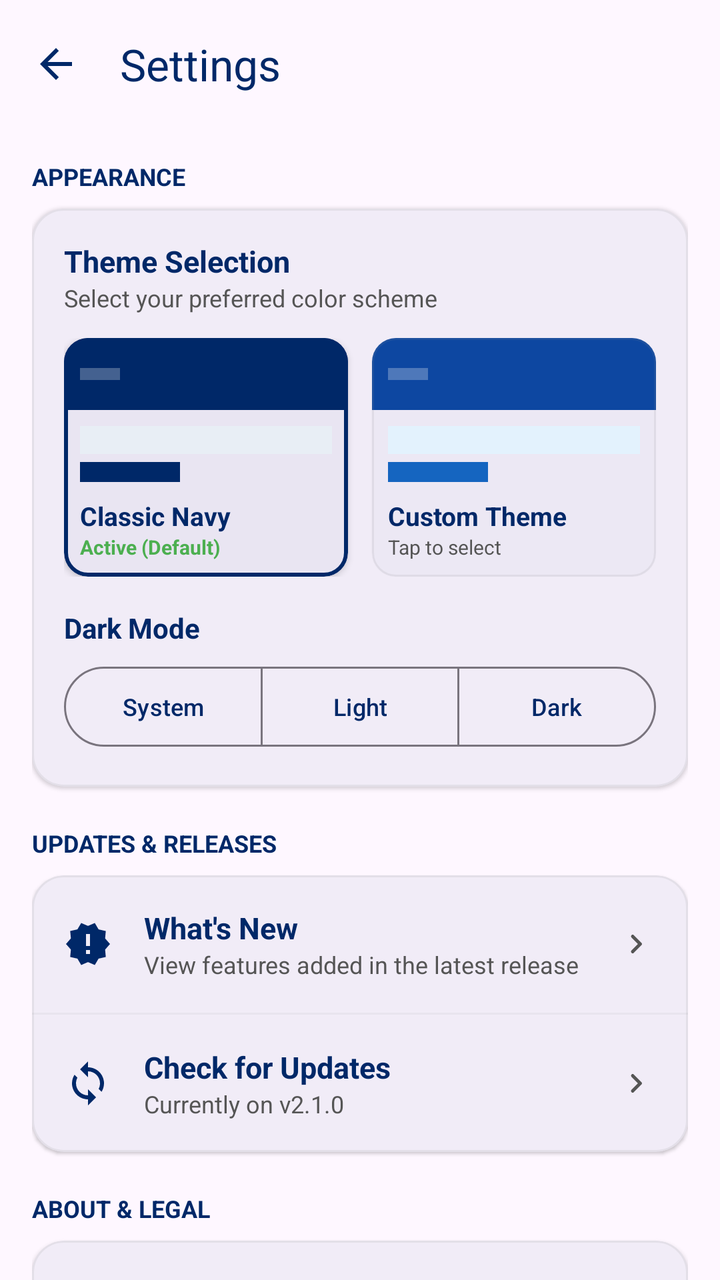
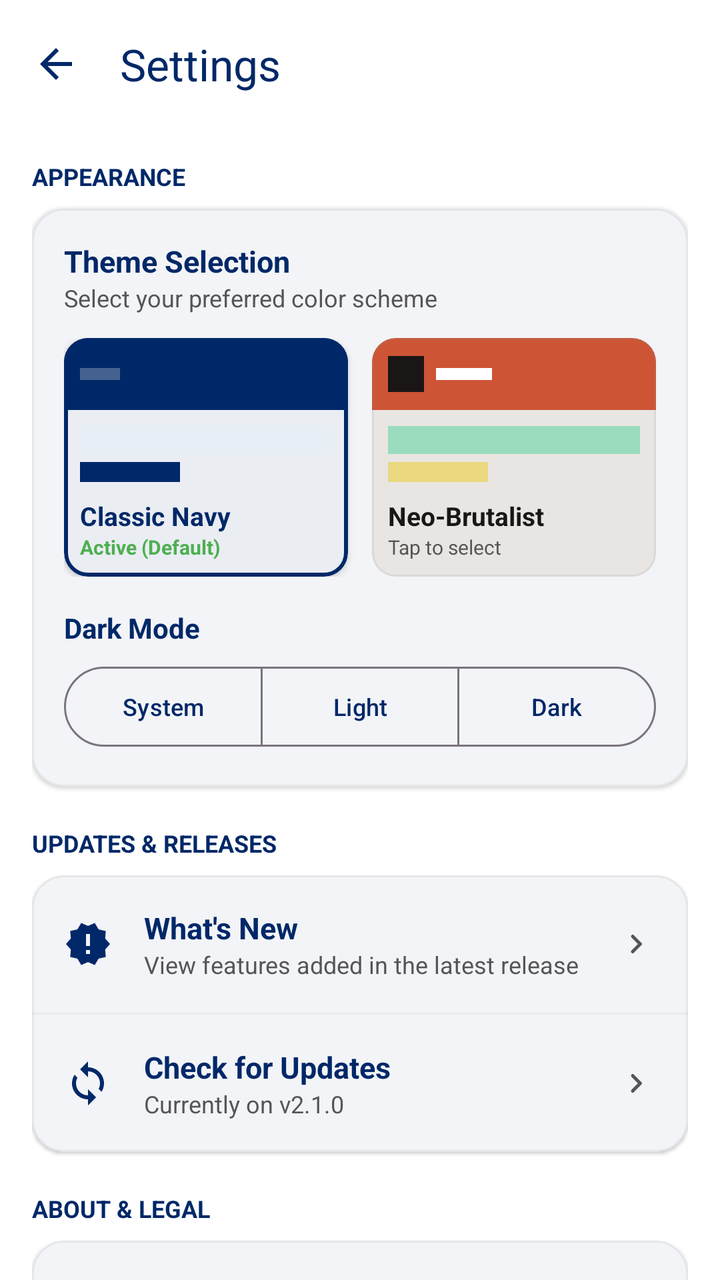

The first picture is an Android layout as it rendered before a commit; the second is the same layout after the commit. The layout source and the unified diff follow.
<!-- AndroidManifest.xml: application theme Theme.Rlogin -->
<!-- res/layout/activity_settings.xml -->
<?xml version="1.0" encoding="utf-8"?>
<LinearLayout xmlns:android="http://schemas.android.com/apk/res/android"
    xmlns:app="http://schemas.android.com/apk/res-auto"
    android:layout_width="match_parent"
    android:layout_height="match_parent"
    android:orientation="vertical"
    android:fitsSystemWindows="true"
    android:background="?attr/colorSurface">

    <com.google.android.material.appbar.MaterialToolbar
        android:id="@+id/toolbar"
        android:layout_width="match_parent"
        android:layout_height="?attr/actionBarSize"
        app:title="Settings"
        app:titleTextColor="?attr/colorOnSurface"
        app:navigationIcon="@drawable/ic_arrow_back"
        app:navigationIconTint="?attr/colorOnSurface"
        app:navigationContentDescription="Back" />

    <androidx.core.widget.NestedScrollView
        android:layout_width="match_parent"
        android:layout_height="0dp"
        android:layout_weight="1"
        android:fillViewport="true">

        <LinearLayout
            android:layout_width="match_parent"
            android:layout_height="wrap_content"
            android:orientation="vertical"
            android:padding="16dp">

            
            <TextView
                android:layout_width="wrap_content"
                android:layout_height="wrap_content"
                android:text="Appearance"
                android:textAllCaps="true"
                android:textColor="?attr/colorPrimary"
                android:textSize="12sp"
                android:textStyle="bold"
                android:layout_marginBottom="8dp" />

            <com.google.android.material.card.MaterialCardView
                android:layout_width="match_parent"
                android:layout_height="wrap_content"
                app:cardCornerRadius="16dp"
                app:cardElevation="1dp"
                app:strokeWidth="1dp"
                app:strokeColor="#22888888"
                android:layout_marginBottom="20dp">

                <LinearLayout
                    android:layout_width="match_parent"
                    android:layout_height="wrap_content"
                    android:orientation="vertical"
                    android:padding="16dp">

                    <TextView
                        android:layout_width="wrap_content"
                        android:layout_height="wrap_content"
                        android:text="Theme Selection"
                        android:textSize="15sp"
                        android:textStyle="bold"
                        android:textColor="?attr/colorOnSurface" />

                    <TextView
                        android:layout_width="wrap_content"
                        android:layout_height="wrap_content"
                        android:text="Select your preferred color scheme"
                        android:textSize="12sp"
                        android:textColor="?attr/colorOnSurfaceVariant"
                        android:layout_marginBottom="12dp" />

                    
                    <LinearLayout
                        android:layout_width="match_parent"
                        android:layout_height="wrap_content"
                        android:orientation="horizontal"
                        android:weightSum="2"
                        android:layout_marginBottom="16dp">

                        
                        <com.google.android.material.card.MaterialCardView
                            android:id="@+id/card_theme_default"
                            android:layout_width="0dp"
                            android:layout_height="wrap_content"
                            android:layout_weight="1"
                            android:layout_marginEnd="6dp"
                            app:cardCornerRadius="12dp"
                            app:cardElevation="2dp"
                            app:strokeWidth="2dp"
                            app:strokeColor="?attr/colorPrimary"
                            android:clickable="true"
                            android:focusable="true">

                            <LinearLayout
                                android:layout_width="match_parent"
                                android:layout_height="wrap_content"
                                android:orientation="vertical">

                                
                                <LinearLayout
                                    android:layout_width="match_parent"
                                    android:layout_height="36dp"
                                    android:background="#002868"
                                    android:gravity="center_vertical"
                                    android:paddingStart="8dp">
                                    <View
                                        android:layout_width="20dp"
                                        android:layout_height="6dp"
                                        android:background="#44FFFFFF" />
                                </LinearLayout>

                                
                                <LinearLayout
                                    android:layout_width="match_parent"
                                    android:layout_height="wrap_content"
                                    android:orientation="vertical"
                                    android:padding="8dp">

                                    <View
                                        android:layout_width="match_parent"
                                        android:layout_height="14dp"
                                        android:background="#E8EEF5"
                                        android:layout_marginBottom="4dp" />

                                    <View
                                        android:layout_width="50dp"
                                        android:layout_height="10dp"
                                        android:background="#002868"
                                        android:layout_marginBottom="8dp" />

                                    <TextView
                                        android:layout_width="wrap_content"
                                        android:layout_height="wrap_content"
                                        android:text="Classic Navy"
                                        android:textSize="13sp"
                                        android:textStyle="bold"
                                        android:textColor="?attr/colorOnSurface" />

                                    <TextView
                                        android:id="@+id/txt_status_default"
                                        android:layout_width="wrap_content"
                                        android:layout_height="wrap_content"
                                        android:text="Active (Default)"
                                        android:textSize="10sp"
                                        android:textColor="#4CAF50"
                                        android:textStyle="bold" />
                                </LinearLayout>
                            </LinearLayout>
                        </com.google.android.material.card.MaterialCardView>

                        
                        <com.google.android.material.card.MaterialCardView
                            android:id="@+id/card_theme_custom"
                            android:layout_width="0dp"
                            android:layout_height="wrap_content"
                            android:layout_weight="1"
                            android:layout_marginStart="6dp"
                            app:cardCornerRadius="12dp"
                            app:cardElevation="1dp"
                            app:strokeWidth="1dp"
                            app:strokeColor="#22888888"
                            android:clickable="true"
                            android:focusable="true">

                            <LinearLayout
                                android:layout_width="match_parent"
                                android:layout_height="wrap_content"
                                android:orientation="vertical">

                                
                                <LinearLayout
                                    android:layout_width="match_parent"
                                    android:layout_height="36dp"
                                    android:background="#0D47A1"
                                    android:gravity="center_vertical"
                                    android:paddingStart="8dp">
                                    <View
                                        android:layout_width="20dp"
                                        android:layout_height="6dp"
                                        android:background="#44FFFFFF" />
                                </LinearLayout>

                                
                                <LinearLayout
                                    android:layout_width="match_parent"
                                    android:layout_height="wrap_content"
                                    android:orientation="vertical"
                                    android:padding="8dp">

                                    <View
                                        android:layout_width="match_parent"
                                        android:layout_height="14dp"
                                        android:background="#E3F2FD"
                                        android:layout_marginBottom="4dp" />

                                    <View
                                        android:layout_width="50dp"
                                        android:layout_height="10dp"
                                        android:background="#1565C0"
                                        android:layout_marginBottom="8dp" />

                                    <TextView
                                        android:layout_width="wrap_content"
                                        android:layout_height="wrap_content"
                                        android:text="Custom Theme"
                                        android:textSize="13sp"
                                        android:textStyle="bold"
                                        android:textColor="?attr/colorOnSurface" />

                                    <TextView
                                        android:id="@+id/txt_status_custom"
                                        android:layout_width="wrap_content"
                                        android:layout_height="wrap_content"
                                        android:text="Tap to select"
                                        android:textSize="10sp"
                                        android:textColor="?attr/colorOnSurfaceVariant" />
                                </LinearLayout>
                            </LinearLayout>
                        </com.google.android.material.card.MaterialCardView>
                    </LinearLayout>

                    
                    <TextView
                        android:layout_width="wrap_content"
                        android:layout_height="wrap_content"
                        android:text="Dark Mode"
                        android:textSize="14sp"
                        android:textStyle="bold"
                        android:textColor="?attr/colorOnSurface"
                        android:layout_marginBottom="6dp" />

                    <com.google.android.material.button.MaterialButtonToggleGroup
                        android:id="@+id/toggle_night_mode"
                        android:layout_width="match_parent"
                        android:layout_height="wrap_content"
                        app:singleSelection="true"
                        app:selectionRequired="true">

                        <com.google.android.material.button.MaterialButton
                            android:id="@+id/btn_mode_system"
                            style="@style/Widget.Material3.Button.OutlinedButton"
                            android:layout_width="0dp"
                            android:layout_height="wrap_content"
                            android:layout_weight="1"
                            android:text="System"
                            android:textSize="12sp" />

                        <com.google.android.material.button.MaterialButton
                            android:id="@+id/btn_mode_light"
                            style="@style/Widget.Material3.Button.OutlinedButton"
                            android:layout_width="0dp"
                            android:layout_height="wrap_content"
                            android:layout_weight="1"
                            android:text="Light"
                            android:textSize="12sp" />

                        <com.google.android.material.button.MaterialButton
                            android:id="@+id/btn_mode_dark"
                            style="@style/Widget.Material3.Button.OutlinedButton"
                            android:layout_width="0dp"
                            android:layout_height="wrap_content"
                            android:layout_weight="1"
                            android:text="Dark"
                            android:textSize="12sp" />
                    </com.google.android.material.button.MaterialButtonToggleGroup>

                </LinearLayout>
            </com.google.android.material.card.MaterialCardView>

            
            <TextView
                android:layout_width="wrap_content"
                android:layout_height="wrap_content"
                android:text="Updates &amp; Releases"
                android:textAllCaps="true"
                android:textColor="?attr/colorPrimary"
                android:textSize="12sp"
                android:textStyle="bold"
                android:layout_marginBottom="8dp" />

            <com.google.android.material.card.MaterialCardView
                android:layout_width="match_parent"
                android:layout_height="wrap_content"
                app:cardCornerRadius="16dp"
                app:cardElevation="1dp"
                app:strokeWidth="1dp"
                app:strokeColor="#22888888"
                android:layout_marginBottom="20dp">

                <LinearLayout
                    android:layout_width="match_parent"
                    android:layout_height="wrap_content"
                    android:orientation="vertical">

                    
                    <LinearLayout
                        android:id="@+id/row_whats_new"
                        android:layout_width="match_parent"
                        android:layout_height="wrap_content"
                        android:orientation="horizontal"
                        android:gravity="center_vertical"
                        android:padding="16dp"
                        android:clickable="true"
                        android:focusable="true"
                        android:background="?attr/selectableItemBackground">

                        <ImageView
                            android:layout_width="24dp"
                            android:layout_height="24dp"
                            android:src="@drawable/ic_new_releases"
                            app:tint="?attr/colorPrimary"
                            android:layout_marginEnd="16dp" />

                        <LinearLayout
                            android:layout_width="0dp"
                            android:layout_height="wrap_content"
                            android:layout_weight="1"
                            android:orientation="vertical">

                            <TextView
                                android:layout_width="wrap_content"
                                android:layout_height="wrap_content"
                                android:id="@+id/txt_whats_new_title"
                                android:text="What's New"
                                android:textSize="15sp"
                                android:textStyle="bold"
                                android:textColor="?attr/colorOnSurface" />

                            <TextView
                                android:layout_width="wrap_content"
                                android:layout_height="wrap_content"
                                android:text="View features added in the latest release"
                                android:textSize="12sp"
                                android:textColor="?attr/colorOnSurfaceVariant" />
                        </LinearLayout>

                        <ImageView
                            android:layout_width="20dp"
                            android:layout_height="20dp"
                            android:src="@drawable/ic_chevron_right"
                            app:tint="?attr/colorOnSurfaceVariant" />
                    </LinearLayout>

                    <View
                        android:layout_width="match_parent"
                        android:layout_height="1dp"
                        android:background="#15888888" />

                    
                    <LinearLayout
                        android:id="@+id/row_check_updates"
                        android:layout_width="match_parent"
                        android:layout_height="wrap_content"
                        android:orientation="horizontal"
                        android:gravity="center_vertical"
                        android:padding="16dp"
                        android:clickable="true"
                        android:focusable="true"
                        android:background="?attr/selectableItemBackground">

                        <ImageView
                            android:layout_width="24dp"
                            android:layout_height="24dp"
                            android:src="@drawable/ic_update"
                            app:tint="?attr/colorPrimary"
                            android:layout_marginEnd="16dp" />

                        <LinearLayout
                            android:layout_width="0dp"
                            android:layout_height="wrap_content"
                            android:layout_weight="1"
                            android:orientation="vertical">

                            <TextView
                                android:layout_width="wrap_content"
                                android:layout_height="wrap_content"
                                android:text="Check for Updates"
                                android:textSize="15sp"
                                android:textStyle="bold"
                                android:textColor="?attr/colorOnSurface" />

                            <TextView
                                android:id="@+id/txt_installed_version"
                                android:layout_width="wrap_content"
                                android:layout_height="wrap_content"
                                android:text="Currently on v2.1.0"
                                android:textSize="12sp"
                                android:textColor="?attr/colorOnSurfaceVariant" />
                        </LinearLayout>

                        <ImageView
                            android:layout_width="20dp"
                            android:layout_height="20dp"
                            android:src="@drawable/ic_chevron_right"
                            app:tint="?attr/colorOnSurfaceVariant" />
                    </LinearLayout>
                </LinearLayout>
            </com.google.android.material.card.MaterialCardView>

            
            <TextView
                android:layout_width="wrap_content"
                android:layout_height="wrap_content"
                android:text="About &amp; Legal"
                android:textAllCaps="true"
                android:textColor="?attr/colorPrimary"
                android:textSize="12sp"
                android:textStyle="bold"
                android:layout_marginBottom="8dp" />

            <com.google.android.material.card.MaterialCardView
                android:layout_width="match_parent"
                android:layout_height="wrap_content"
                app:cardCornerRadius="16dp"
                app:cardElevation="1dp"
                app:strokeWidth="1dp"
                app:strokeColor="#22888888"
                android:layout_marginBottom="24dp">

                <LinearLayout
                    android:layout_width="match_parent"
                    android:layout_height="wrap_content"
                    android:orientation="vertical">

                    
                    <LinearLayout
                        android:id="@+id/row_about"
                        android:layout_width="match_parent"
                        android:layout_height="wrap_content"
                        android:orientation="horizontal"
                        android:gravity="center_vertical"
                        android:padding="16dp"
                        android:clickable="true"
                        android:focusable="true"
                        android:background="?attr/selectableItemBackground">

                        <ImageView
                            android:layout_width="24dp"
                            android:layout_height="24dp"
                            android:src="@drawable/ic_info"
                            app:tint="?attr/colorPrimary"
                            android:layout_marginEnd="16dp" />

                        <LinearLayout
                            android:layout_width="0dp"
                            android:layout_height="wrap_content"
                            android:layout_weight="1"
                            android:orientation="vertical">

                            <TextView
                                android:layout_width="wrap_content"
                                android:layout_height="wrap_content"
                                android:text="About R-Login"
                                android:textSize="15sp"
                                android:textStyle="bold"
                                android:textColor="?attr/colorOnSurface" />

                            <TextView
                                android:layout_width="wrap_content"
                                android:layout_height="wrap_content"
                                android:text="Campus connectivity &amp; portal manager"
                                android:textSize="12sp"
                                android:textColor="?attr/colorOnSurfaceVariant" />
                        </LinearLayout>

                        <ImageView
                            android:layout_width="20dp"
                            android:layout_height="20dp"
                            android:src="@drawable/ic_chevron_right"
                            app:tint="?attr/colorOnSurfaceVariant" />
                    </LinearLayout>

                    <View
                        android:layout_width="match_parent"
                        android:layout_height="1dp"
                        android:background="#15888888" />

                    
                    <LinearLayout
                        android:id="@+id/row_github"
                        android:layout_width="match_parent"
                        android:layout_height="wrap_content"
                        android:orientation="horizontal"
                        android:gravity="center_vertical"
                        android:padding="16dp"
                        android:clickable="true"
                        android:focusable="true"
                        android:background="?attr/selectableItemBackground">

                        <ImageView
                            android:layout_width="24dp"
                            android:layout_height="24dp"
                            android:src="@drawable/ic_launch"
                            app:tint="?attr/colorPrimary"
                            android:layout_marginEnd="16dp" />

                        <LinearLayout
                            android:layout_width="0dp"
                            android:layout_height="wrap_content"
                            android:layout_weight="1"
                            android:orientation="vertical">

                            <TextView
                                android:layout_width="wrap_content"
                                android:layout_height="wrap_content"
                                android:text="GitHub Repository"
                                android:textSize="15sp"
                                android:textStyle="bold"
                                android:textColor="?attr/colorOnSurface" />

                            <TextView
                                android:layout_width="wrap_content"
                                android:layout_height="wrap_content"
                                android:text="View source code &amp; releases"
                                android:textSize="12sp"
                                android:textColor="?attr/colorOnSurfaceVariant" />
                        </LinearLayout>

                        <ImageView
                            android:layout_width="20dp"
                            android:layout_height="20dp"
                            android:src="@drawable/ic_launch"
                            app:tint="?attr/colorOnSurfaceVariant" />
                    </LinearLayout>
                </LinearLayout>
            </com.google.android.material.card.MaterialCardView>

        </LinearLayout>
    </androidx.core.widget.NestedScrollView>
</LinearLayout>
<!-- resources referenced by this layout -->
<resources>
  <!-- drawable ic_arrow_back (drawable) -->
  <vector xmlns:android="http://schemas.android.com/apk/res/android"
      android:width="24dp"
      android:height="24dp"
      android:viewportWidth="24"
      android:viewportHeight="24"
      android:tint="?attr/colorControlNormal">
    <path
        android:fillColor="@android:color/white"
        android:pathData="M20,11H7.83l5.59,-5.59L12,4l-8,8 8,8 1.41,-1.41L7.83,13H20v-2z"/>
  </vector>
  <!-- drawable ic_chevron_right (drawable) -->
  <vector xmlns:android="http://schemas.android.com/apk/res/android"
      android:width="24dp"
      android:height="24dp"
      android:viewportWidth="24"
      android:viewportHeight="24"
      android:tint="?attr/colorOnSurfaceVariant">
    <path
        android:fillColor="@android:color/white"
        android:pathData="M9.29,15.88L13.17,12L9.29,8.12a0.996,0.996 0,1 1 1.41,-1.41l4.59,4.59c0.39,0.39 0.39,1.02 0,1.41L10.7,17.3a0.996,0.996 0,0 1 -1.41,0c-0.38,-0.39 -0.38,-1.03 0,-1.42z"/>
  </vector>
  <!-- drawable ic_info (drawable) -->
  <vector xmlns:android="http://schemas.android.com/apk/res/android"
      android:width="24dp"
      android:height="24dp"
      android:viewportWidth="24"
      android:viewportHeight="24"
      android:tint="?attr/colorPrimary">
    <path
        android:fillColor="@android:color/white"
        android:pathData="M12,2C6.48,2 2,6.48 2,12s4.48,10 10,10 10,-4.48 10,-10S17.52,2 12,2zm1,15h-2v-6h2v6zm0,-8h-2V7h2v2z"/>
  </vector>
  <!-- drawable ic_launch (drawable) -->
  <vector xmlns:android="http://schemas.android.com/apk/res/android"
      android:width="24dp"
      android:height="24dp"
      android:viewportWidth="24"
      android:viewportHeight="24"
      android:tint="?attr/colorPrimary">
    <path
        android:fillColor="@android:color/white"
        android:pathData="M19,19H5V5h7V3H5c-1.11,0 -2,0.9 -2,2v14c0,1.1 0.89,2 2,2h14c1.1,0 2,-0.9 2,-2v-7h-2v7zM14,3v2h3.59l-9.83,9.83 1.41,1.41L19,6.41V10h2V3h-7z"/>
  </vector>
  <!-- drawable ic_new_releases (drawable) -->
  <vector xmlns:android="http://schemas.android.com/apk/res/android"
      android:width="24dp"
      android:height="24dp"
      android:viewportWidth="24"
      android:viewportHeight="24"
      android:tint="?attr/colorPrimary">
    <path
        android:fillColor="@android:color/white"
        android:pathData="M23,12l-2.44,-2.79 0.34,-3.69 -3.61,-0.82 -1.89,-3.2L12,2.96 8.6,1.5 6.71,4.69 3.1,5.5 3.44,9.2 1,12l2.44,2.79 -0.34,3.7 3.61,0.82 1.89,3.2 3.4,-1.47 3.4,1.46 1.89,-3.19 3.61,-0.82 -0.34,-3.69L23,12zM13,17h-2v-2h2v2zm0,-4h-2V7h2v6z"/>
  </vector>
  <style name="Theme.Rlogin" parent="Base.Theme.Rlogin" />
  <style name="Base.Theme.Rlogin" parent="Theme.Material3.DayNight.NoActionBar">
          <item name="colorPrimary">@color/navy_primary</item>
          <item name="colorOnPrimary">@color/navy_on_primary</item>
          <item name="colorPrimaryContainer">@color/navy_primary</item>
          <item name="colorOnPrimaryContainer">#FFFFFF</item>
  
          <item name="colorOnSurface">#002868</item>
          <item name="colorOnSurfaceVariant">#555555</item>
  
          
          <item name="android:windowDrawsSystemBarBackgrounds">true</item>
          <item name="android:windowLightStatusBar">true</item>
      </style>
  <color name="navy_primary">#002868</color>
  <color name="navy_on_primary">#FFFFFF</color>
  <!-- unchanged entries left out for length: 1 -->
</resources>

<!-- the commit's change to res/layout/activity_settings.xml (unified diff, before → after) -->
@@ -173,13 +173,18 @@
                                 <LinearLayout
                                     android:layout_width="match_parent"
                                     android:layout_height="36dp"
-                                    android:background="#0D47A1"
+                                    android:background="@color/neo_brand"
                                     android:gravity="center_vertical"
                                     android:paddingStart="8dp">
                                     <View
-                                        android:layout_width="20dp"
+                                        android:layout_width="18dp"
+                                        android:layout_height="18dp"
+                                        android:background="@color/neo_ink" />
+                                    <View
+                                        android:layout_width="28dp"
                                         android:layout_height="6dp"
-                                        android:background="#44FFFFFF" />
+                                        android:layout_marginStart="6dp"
+                                        android:background="#FFFFFFFF" />
                                 </LinearLayout>
 
                                 
@@ -187,27 +192,28 @@
                                     android:layout_width="match_parent"
                                     android:layout_height="wrap_content"
                                     android:orientation="vertical"
+                                    android:background="@color/neo_bg"
                                     android:padding="8dp">
 
                                     <View
                                         android:layout_width="match_parent"
                                         android:layout_height="14dp"
-                                        android:background="#E3F2FD"
+                                        android:background="@color/neo_mint"
                                         android:layout_marginBottom="4dp" />
 
                                     <View
                                         android:layout_width="50dp"
                                         android:layout_height="10dp"
-                                        android:background="#1565C0"
+                                        android:background="@color/neo_yellow"
                                         android:layout_marginBottom="8dp" />
 
                                     <TextView
                                         android:layout_width="wrap_content"
                                         android:layout_height="wrap_content"
-                                        android:text="Custom Theme"
+                                        android:text="Neo-Brutalist"
                                         android:textSize="13sp"
                                         android:textStyle="bold"
-                                        android:textColor="?attr/colorOnSurface" />
+                                        android:textColor="@color/neo_ink" />
 
                                     <TextView
                                         android:id="@+id/txt_status_custom"
<!-- resource entries referenced after the edit -->
@@ -1,5 +1,10 @@
 <!-- resources referenced by this layout -->
 <resources>
+  <color name="neo_bg">#E8E5E3</color>
+  <color name="neo_brand">#CD5535</color>
+  <color name="neo_ink">#1A1616</color>
+  <color name="neo_mint">#9CDCBE</color>
+  <color name="neo_yellow">#EAD97F</color>
   <!-- drawable ic_arrow_back (drawable) -->
   <vector xmlns:android="http://schemas.android.com/apk/res/android"
       android:width="24dp"
@@ -59,10 +64,12 @@
   <style name="Base.Theme.Rlogin" parent="Theme.Material3.DayNight.NoActionBar">
           <item name="colorPrimary">@color/navy_primary</item>
           <item name="colorOnPrimary">@color/navy_on_primary</item>
-          <item name="colorPrimaryContainer">@color/navy_primary</item>
-          <item name="colorOnPrimaryContainer">#FFFFFF</item>
+          <item name="colorPrimaryContainer">@color/navy_primary_container</item>
+          <item name="colorOnPrimaryContainer">@color/navy_on_primary_container</item>
   
+          <item name="colorSurface">#FFFFFF</item>
           <item name="colorOnSurface">#002868</item>
+          <item name="colorSurfaceVariant">#F0F4F8</item>
           <item name="colorOnSurfaceVariant">#555555</item>
   
           
@@ -71,6 +78,8 @@
       </style>
   <color name="navy_primary">#002868</color>
   <color name="navy_on_primary">#FFFFFF</color>
+  <color name="navy_primary_container">#E8EEF5</color>
+  <color name="navy_on_primary_container">#002868</color>
   <!-- unchanged entries left out for length: 1 -->
 </resources>
 
